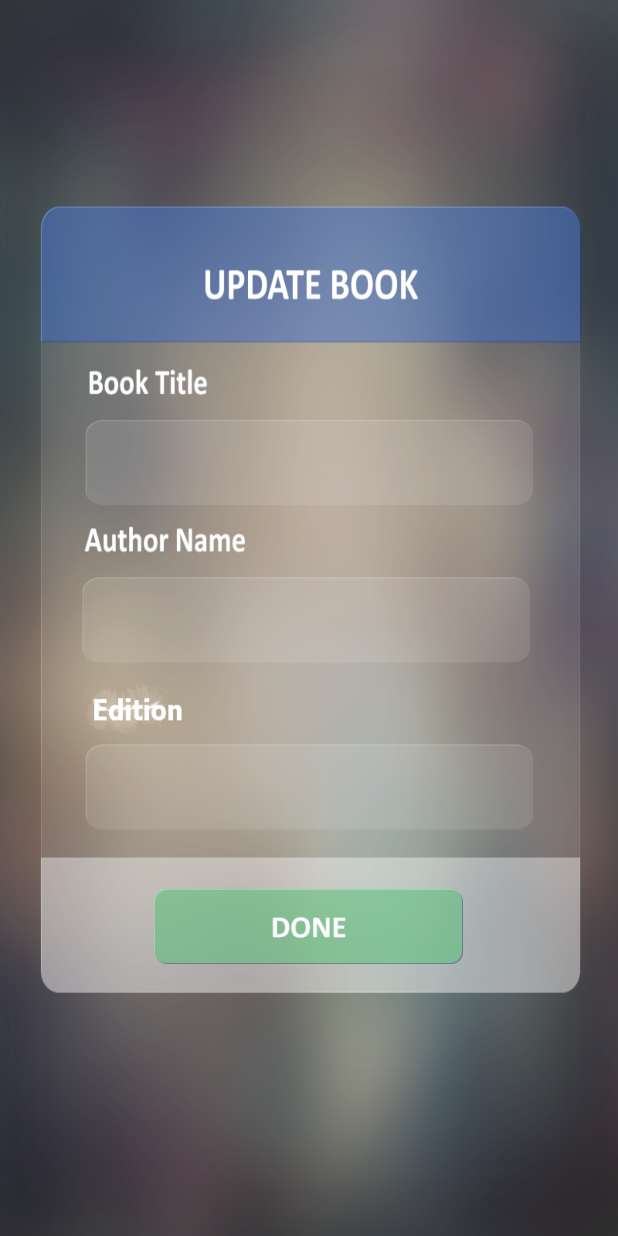
After one commit to jahanzaibijaz/FYP, an Android app: the UpdateSingleBook screen opened directly, with no data from a screen before it, on a phone screen of 412 x 824 dp. The commit adds this screen. Run offline under Robolectric (Android 15) with nearby library versions, the phone set to English and light mode, and no system bars; 3 statements that could not run were skipped.

Commit message:
update Book Done
remove  unnecessary comments. And add 2 files

```diff
--- a/app/src/main/java/com/example/jahanzeb/hybrary/ListBook.java
+++ b/app/src/main/java/com/example/jahanzeb/hybrary/ListBook.java
@@ -203,5 +203,4 @@ public class ListBook extends Activity {
                 .setIcon(android.R.drawable.ic_dialog_alert)
                 .setCancelable(true).show();
     }
-
 }
--- /dev/null
+++ b/app/src/main/java/com/example/jahanzeb/hybrary/UpdateSingleBook.java
@@ -0,0 +1,122 @@
+package com.example.jahanzeb.hybrary;
+
+import android.app.Activity;
+import android.os.Bundle;
+import android.os.Handler;
+import android.util.Log;
+import android.view.View;
+import android.widget.EditText;
+import android.widget.ImageView;
+import android.widget.Toast;
+
+import org.ksoap2.SoapEnvelope;
+import org.ksoap2.serialization.PropertyInfo;
+import org.ksoap2.serialization.SoapObject;
+import org.ksoap2.serialization.SoapPrimitive;
+import org.ksoap2.serialization.SoapSerializationEnvelope;
+import org.ksoap2.transport.HttpTransportSE;
+
+
+public class UpdateSingleBook extends Activity {
+    private String
+            methodName = "updateBook",
+            soapPrimitiveResponse,
+            SOAP_ACTION_METHOD = MainActivity.SOAP_ACTION + methodName;
+
+    private Thread updatemybook;
+
+    private EditText
+            book,author,edition;
+
+    private ImageView update;
+    @Override
+    protected void onCreate(Bundle savedInstanceState) {
+        super.onCreate(savedInstanceState);
+        setContentView(R.layout.updatebook);
+
+        initializeVariables();
+
+        update.setOnClickListener(new View.OnClickListener() {
+            @Override
+            public void onClick(View v) {
+                updatemybook.start();
+
+            }
+        });
+
+    }
+    private void initializeVariables() {
+
+        book = (EditText)findViewById(R.id.update_book);
+        author = (EditText)findViewById(R.id.update_author);
+        edition = (EditText)findViewById(R.id.update_edition);
+        book.setText(getIntent().getExtras().getString("bookName"));
+        author.setText(getIntent().getExtras().getString("author"));
+        edition.setText(getIntent().getExtras().getString("edition"));
+        update = (ImageView)findViewById(R.id.done);
+        setThreadAction();
+    }
+    private void setThreadAction() {
+        final Handler hnd = new Handler();
+        updatemybook = new Thread(){
+            public void run(){
+                try{
+
+                    // create Soap Request to hit Database Query for user details
+                    SoapObject request = new SoapObject(MainActivity.nameSpace, methodName);
+
+                    // Property Info for Book Name
+                    PropertyInfo bookName = new PropertyInfo();
+                    bookName.setName("book");
+                    bookName.setValue( book.getText().toString() );
+                    bookName.setType(String.class);
+                    request.addProperty(bookName);
+
+                    // Property Info for Author Name
+                    PropertyInfo authorName = new PropertyInfo();
+                    authorName.setName("author");
+                    authorName.setValue(author.getText().toString());
+                    authorName.setType(String.class);
+                    request.addProperty(authorName);
+
+                    // Property Info for Edition Number
+                    PropertyInfo editionNumber = new PropertyInfo();
+                    editionNumber.setName("edition");
+                    editionNumber.setValue( Integer.parseInt(edition.getText().toString()) );
+                    editionNumber.setType(int.class);
+                    request.addProperty(editionNumber);
+
+                    // Property Info for User Id
+                    PropertyInfo userId = new PropertyInfo();
+                    userId.setName("book_id");
+                    userId.setValue(getIntent().getExtras().getString("bookId"));
+                    userId.setType(int.class);
+                    request.addProperty(userId);
+
+                    // Serialization for reply from soap request
+                    SoapSerializationEnvelope envelop = new SoapSerializationEnvelope(SoapEnvelope.VER11);
+                    envelop.dotNet = true;
+                    envelop.setOutputSoapObject(request);
+                    HttpTransportSE androidHttpTransport = new HttpTransportSE(MainActivity.URL);
+
+                    androidHttpTransport.call(SOAP_ACTION_METHOD, envelop);
+                    final SoapPrimitive response = (SoapPrimitive)envelop.getResponse();
+                    soapPrimitiveResponse = response.toString();
+
+                    hnd.post(new Runnable() {
+                        @Override
+                        public void run() {
+
+                            finish();
+                        }
+                    });
+                } catch(Exception e){
+                    Log.w("AddBook", "setThreadAction EXCEPTION !!");
+                    e.printStackTrace();
+                    Toast.makeText(getApplicationContext(), "You are not connected to Internet", Toast.LENGTH_LONG).show();
+                }
+
+            }
+        };
+    }
+}
--- /dev/null
+++ b/app/src/main/res/layout/updatebook.xml
@@ -0,0 +1,99 @@
+<LinearLayout xmlns:android="http://schemas.android.com/apk/res/android"
+    xmlns:tools="http://schemas.android.com/tools"
+    android:layout_width="match_parent"
+    android:layout_height="match_parent"
+    android:orientation="vertical"
+    android:weightSum="1"
+    android:background="@drawable/updatebook_screen"
+    tools:context="com.example.jahanzeb.hybrary.AddBook">
+    <LinearLayout
+        android:layout_width="match_parent"
+        android:layout_height="0dp"
+        android:layout_weight=".28"/>
+    <LinearLayout
+        android:layout_width="match_parent"
+        android:layout_height="0dp"
+        android:layout_weight=".43"
+        android:orientation="horizontal"
+        android:weightSum="1">
+        <LinearLayout
+            android:layout_width="0dp"
+            android:layout_height="match_parent"
+            android:layout_weight=".15"/>
+        <LinearLayout
+            android:layout_width="0dp"
+            android:layout_height="match_parent"
+            android:layout_weight=".7"
+            android:orientation="vertical"
+            android:weightSum="1">
+            <LinearLayout
+                android:layout_width="match_parent"
+                android:layout_height="0dp"
+                android:layout_weight=".15"/>
+            <EditText
+                android:id="@+id/update_book"
+                android:layout_width="match_parent"
+                android:layout_height="0dp"
+                android:layout_weight=".15"
+                android:paddingLeft="10dp"
+                android:background="@null"
+                android:ems="10" />
+            <LinearLayout
+                android:layout_width="match_parent"
+                android:layout_height="0dp"
+                android:layout_weight=".15"/>
+            <EditText
+                android:id="@+id/update_author"
+                android:layout_width="match_parent"
+                android:layout_height="0dp"
+                android:layout_weight=".15"
+                android:paddingLeft="10dp"
+                android:background="@null" />
+            <LinearLayout
+                android:layout_width="match_parent"
+                android:layout_height="0dp"
+                android:layout_weight=".15"/>
+            <EditText
+                android:id="@+id/update_edition"
+                android:layout_width="match_parent"
+                android:layout_height="0dp"
+                android:layout_weight=".15"
+                android:paddingLeft="10dp"
+                android:background="@null"
+                android:ems="10" />
+            <LinearLayout
+                android:layout_width="match_parent"
+                android:layout_height="0dp"
+                android:layout_weight=".1"/>
+        </LinearLayout>
+        <LinearLayout
+            android:layout_width="0dp"
+            android:layout_height="match_parent"
+            android:layout_weight=".15"/>
+    </LinearLayout>
+    <LinearLayout
+        android:layout_width="match_parent"
+        android:layout_height="0dp"
+        android:layout_weight=".08"
+        android:orientation="horizontal"
+        android:weightSum="1">
+        <LinearLayout
+            android:layout_width="0dp"
+            android:layout_height="match_parent"
+            android:layout_weight=".25"/>
+        <ImageView
+            android:id="@+id/done"
+            android:layout_width="0dp"
+            android:layout_height="wrap_content"
+            android:layout_weight=".5"
+            android:src="@drawable/button_done" />
+        <LinearLayout
+            android:layout_width="0dp"
+            android:layout_height="match_parent"
+            android:layout_weight=".25"/>
+    </LinearLayout>
+    <LinearLayout
+        android:layout_width="match_parent"
+        android:layout_height="0dp"
+        android:layout_weight=".19"/>
+</LinearLayout>
```
Also changed, not shown: app/src/main/AndroidManifest.xml (+9 -32 lines), app/src/main/java/com/example/jahanzeb/hybrary/Dashboard.java (+3 -18 lines), app/src/main/java/com/example/jahanzeb/hybrary/UpdateBook.java (+16 -1 lines), app/src/main/res/layout/activity_dashboard.xml (+0 -56 lines).
